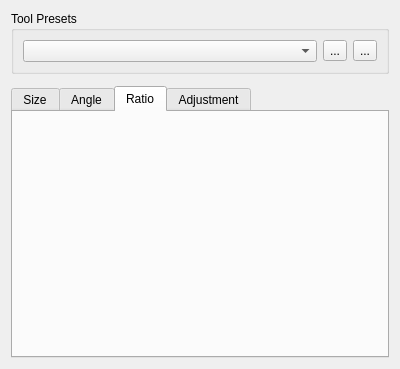
This is plugins/tools/karbonplugins/tools/CalligraphyTool/karboncalligraphytooloptions.ui in KDE/krita as Qt 5 draws it before an edit. The edited form follows.
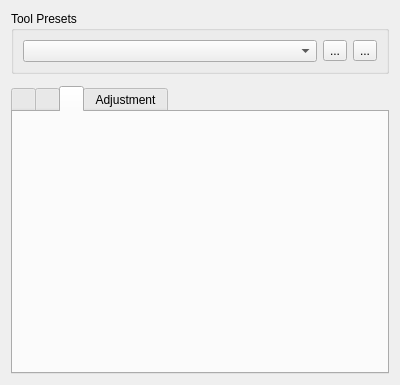
This is the edited form. The open tabs and pages were chosen to show the change. Icons and pictures are not drawn. Custom widgets are drawn as their Qt base class.

```diff
--- a/plugins/tools/karbonplugins/tools/CalligraphyTool/karboncalligraphytooloptions.ui
+++ b/plugins/tools/karbonplugins/tools/CalligraphyTool/karboncalligraphytooloptions.ui
@@ -7,7 +7,7 @@
     <x>0</x>
     <y>0</y>
     <width>400</width>
-    <height>369</height>
+    <height>385</height>
    </rect>
   </property>
   <property name="windowTitle">
@@ -64,17 +64,17 @@
      </property>
      <widget class="QWidget" name="tabSize">
       <attribute name="title">
-       <string>Size</string>
+       <string/>
       </attribute>
      </widget>
      <widget class="QWidget" name="tabAngle">
       <attribute name="title">
-       <string>Angle</string>
+       <string/>
       </attribute>
      </widget>
      <widget class="QWidget" name="tabRatio">
       <attribute name="title">
-       <string>Ratio</string>
+       <string/>
       </attribute>
      </widget>
      <widget class="QWidget" name="tabAdjustment">
```
Left out of the diff: 11 changed lines with no effect on the pictures.
